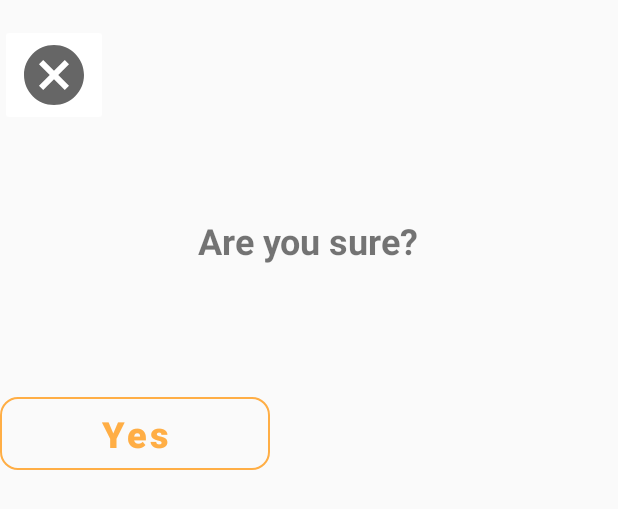
After one commit to Y-Kenza/GADS_Leaderboard, an Android app: the layout dialog_are_you_sure.xml on its own in the app's theme, with its tools: preview values and no code run, on a phone screen of 412 x 824 dp. The commit adds this screen. Shown: the top 509 px of the screen. Run offline under Robolectric (Android 15) with nearby library versions, the phone set to English and light mode, and no system bars.

Commit message:
dialogs ui

```diff
--- /dev/null
+++ b/app/src/main/res/drawable/dialogs_background.xml
@@ -0,0 +1,5 @@
+<?xml version="1.0" encoding="utf-8"?>
+<shape xmlns:android="http://schemas.android.com/apk/res/android">
+    <solid android:color="@color/colorAccent" />
+    <corners android:radius="10dp" />
+</shape>
--- /dev/null
+++ b/app/src/main/res/drawable/exit_sign.xml
@@ -0,0 +1,10 @@
+<vector xmlns:android="http://schemas.android.com/apk/res/android"
+    android:width="48dp"
+    android:height="48dp"
+    android:viewportWidth="24"
+    android:viewportHeight="24"
+    android:tint="?attr/colorControlNormal">
+    <path
+        android:fillColor="@android:color/white"
+        android:pathData="M12,2C6.47,2 2,6.47 2,12s4.47,10 10,10 10,-4.47 10,-10S17.53,2 12,2zM17,15.59L15.59,17 12,13.41 8.41,17 7,15.59 10.59,12 7,8.41 8.41,7 12,10.59 15.59,7 17,8.41 13.41,12 17,15.59z"/>
+</vector>
--- /dev/null
+++ b/app/src/main/res/layout/dialog_are_you_sure.xml
@@ -0,0 +1,60 @@
+<?xml version="1.0" encoding="utf-8"?>
+<LinearLayout xmlns:android="http://schemas.android.com/apk/res/android"
+    xmlns:app="http://schemas.android.com/apk/res-auto"
+    android:orientation="vertical"
+    android:layout_width="match_parent"
+    android:layout_height="match_parent">
+    <androidx.appcompat.widget.AppCompatImageButton
+        android:id="@+id/cancelSubmissionButton"
+        android:layout_width="wrap_content"
+        android:layout_height="wrap_content"
+        android:layout_alignParentTop="true"
+        android:layout_alignParentEnd="true"
+        android:layout_marginEnd="8dp"
+        android:layout_marginTop="16dp"
+        android:src="@drawable/exit_sign"
+        app:backgroundTint="@color/colorAccent"
+        app:layout_constraintBottom_toBottomOf="parent"
+        app:layout_constraintEnd_toEndOf="parent"
+        app:layout_constraintStart_toStartOf="parent"
+        app:layout_constraintTop_toTopOf="parent" />
+
+    <LinearLayout
+        android:id="@+id/text"
+        android:layout_width="match_parent"
+        android:layout_height="wrap_content"
+        android:layout_below="@+id/cancelSubmissionButton"
+        android:layout_centerHorizontal="true"
+        android:layout_marginTop="60dp"
+        android:layout_marginBottom="22dp"
+        android:gravity="center"
+        android:orientation="horizontal">
+
+        <com.google.android.material.textview.MaterialTextView
+            android:id="@+id/are_you_sure_text"
+            android:layout_width="wrap_content"
+            android:layout_height="wrap_content"
+            android:text="Are you sure?"
+            android:textSize="24sp"
+            android:textStyle="bold" />
+    </LinearLayout>
+
+    <com.google.android.material.button.MaterialButton
+        android:id="@+id/confirmProjectSubmissionButton"
+        style="@style/Widget.MaterialComponents.Button.OutlinedButton"
+        android:layout_width="180dp"
+        android:layout_height="wrap_content"
+        android:layout_below="@+id/text"
+        app:strokeWidth="1.5dp"
+        android:layout_centerHorizontal="true"
+        android:layout_marginTop="60dp"
+        android:layout_marginBottom="60dp"
+        android:text="Yes"
+        android:padding="8dp"
+        android:textAllCaps="false"
+        android:textSize="24sp"
+        android:textStyle="bold"
+        android:textColor="@color/colorOrange"
+        app:cornerRadius="12sp"
+        app:strokeColor="@color/colorOrange" />
+</LinearLayout>
--- /dev/null
+++ b/app/src/main/res/layout/dialog_confirm_submit.xml
@@ -0,0 +1,6 @@
+<?xml version="1.0" encoding="utf-8"?>
+<LinearLayout xmlns:android="http://schemas.android.com/apk/res/android"
+    android:orientation="vertical" android:layout_width="match_parent"
+    android:layout_height="match_parent">
+
+</LinearLayout>
--- a/app/src/main/res/values/styles.xml
+++ b/app/src/main/res/values/styles.xml
@@ -13,4 +13,8 @@
         <item name="windowNoTitle">true</item>
     </style>
 
+    <style name="dialog" parent="Theme.MaterialComponents.Light.Dialog.Alert">
+        <item name="android:windowBackground">@drawable/dialogs_background</item>
+    </style>
+
 </resources>
```
Also changed, not shown: app/src/main/java/com/kenzadev/gads_leaderboard/ui/SubmitFormActivity.java (+102 -0 lines), app/src/main/res/drawable-v24/error_sign.xml (added, +10 -0 lines), app/src/main/res/drawable-v24/success_sign.xml (added, +10 -0 lines), app/src/main/res/layout/activity_submit_form.xml (+5 -5 lines), app/src/main/res/layout/dialog_not_successful.xml (added, +25 -0 lines), app/src/main/res/layout/dialog_success.xml (added, +25 -0 lines).
